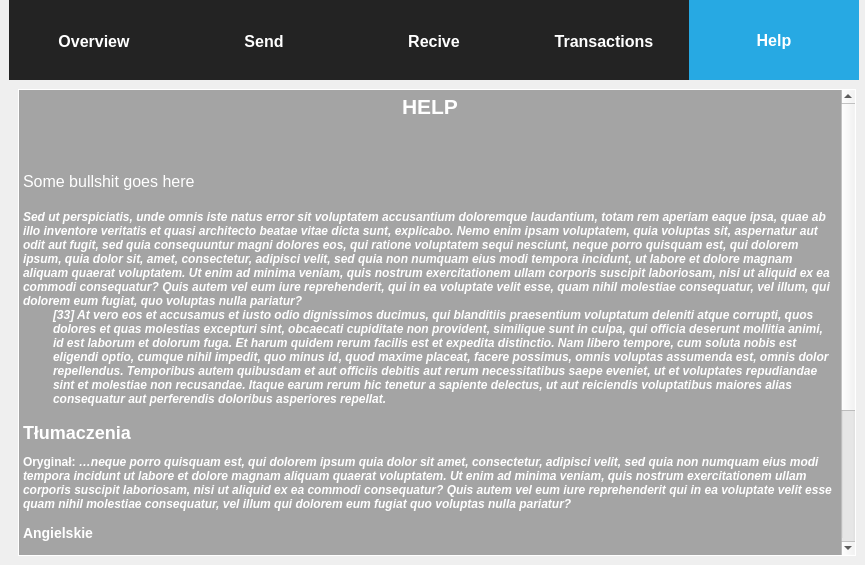
The window that forms/mainwindow.ui (kratek210/Blockchain-Client) describes before a commit, drawn with Qt 5.
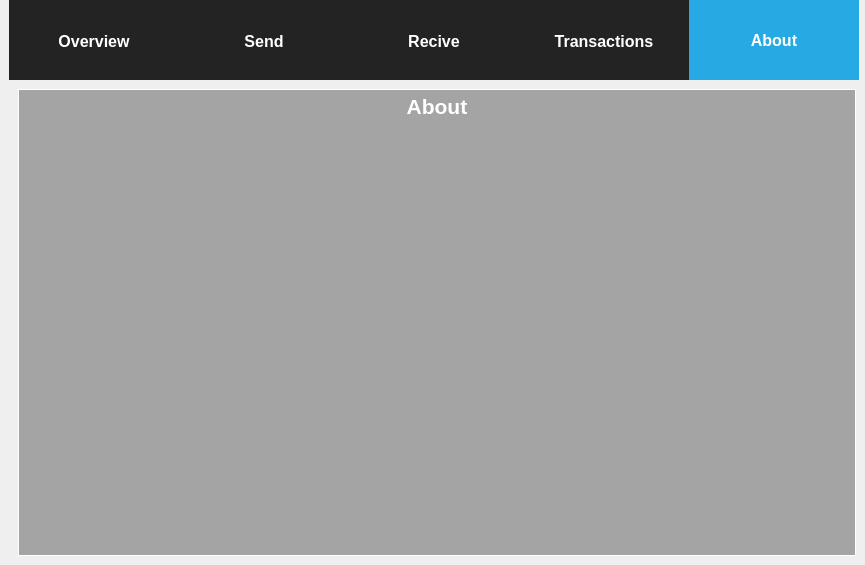
The same window after the commit. The open tabs and pages were chosen to show the change. Icons and pictures are not drawn.

The edit to the form file:
```diff
--- a/forms/mainwindow.ui
+++ b/forms/mainwindow.ui
@@ -836,7 +836,7 @@
          <normaloff>:/res/Question_mark.png</normaloff>:/res/Question_mark.png</iconset>
        </attribute>
        <attribute name="title">
-        <string>Help</string>
+        <string>About</string>
        </attribute>
        <layout class="QVBoxLayout" name="verticalLayout_13">
         <item>
@@ -861,20 +861,12 @@
 &lt;html&gt;&lt;head&gt;&lt;meta name=&quot;qrichtext&quot; content=&quot;1&quot; /&gt;&lt;style type=&quot;text/css&quot;&gt;
 p, li { white-space: pre-wrap; }
 &lt;/style&gt;&lt;/head&gt;&lt;body style=&quot; font-family:'MS Shell Dlg 2'; font-size:12px; font-weight:600; font-style:normal;&quot;&gt;
-&lt;p align=&quot;center&quot; style=&quot; margin-top:0px; margin-bottom:0px; margin-left:0px; margin-right:0px; -qt-block-indent:0; text-indent:0px;&quot;&gt;&lt;span style=&quot; font-size:16pt;&quot;&gt;HELP&lt;/span&gt;&lt;/p&gt;
-&lt;p align=&quot;center&quot; style=&quot;-qt-paragraph-type:empty; margin-top:0px; margin-bottom:0px; margin-left:0px; margin-right:0px; -qt-block-indent:0; text-indent:0px; font-size:16pt;&quot;&gt;&lt;br /&gt;&lt;/p&gt;
+&lt;p align=&quot;center&quot; style=&quot; margin-top:0px; margin-bottom:0px; margin-left:0px; margin-right:0px; -qt-block-indent:0; text-indent:0px;&quot;&gt;&lt;span style=&quot; font-size:16pt; color:#ffffff;&quot;&gt;About&lt;/span&gt;&lt;/p&gt;
+&lt;p align=&quot;center&quot; style=&quot;-qt-paragraph-type:empty; margin-top:0px; margin-bottom:0px; margin-left:0px; margin-right:0px; -qt-block-indent:0; text-indent:0px; font-size:16pt; color:#00007f;&quot;&gt;&lt;br /&gt;&lt;/p&gt;
 &lt;p align=&quot;center&quot; style=&quot; margin-top:0px; margin-bottom:0px; margin-left:0px; margin-right:0px; -qt-block-indent:0; text-indent:0px;&quot;&gt;&lt;img src=&quot;:/res/logoSmall.png&quot; /&gt;&lt;/p&gt;
-&lt;p align=&quot;center&quot; style=&quot;-qt-paragraph-type:empty; margin-top:0px; margin-bottom:0px; margin-left:0px; margin-right:0px; -qt-block-indent:0; text-indent:0px;&quot;&gt;&lt;br /&gt;&lt;/p&gt;
-&lt;p style=&quot; margin-top:0px; margin-bottom:0px; margin-left:0px; margin-right:0px; -qt-block-indent:0; text-indent:0px;&quot;&gt;&lt;span style=&quot; font-size:12pt; font-weight:400;&quot;&gt;Some bullshit goes here &lt;/span&gt;&lt;/p&gt;
-&lt;p style=&quot;-qt-paragraph-type:empty; margin-top:0px; margin-bottom:0px; margin-left:0px; margin-right:0px; -qt-block-indent:0; text-indent:0px; font-size:12pt; font-weight:400;&quot;&gt;&lt;br /&gt;&lt;/p&gt;
-&lt;p style=&quot; margin-top:0px; margin-bottom:0px; margin-left:0px; margin-right:0px; -qt-block-indent:0; text-indent:0px;&quot;&gt;&lt;span style=&quot; font-size:12px; font-style:italic;&quot;&gt;Sed ut perspiciatis, unde omnis iste natus error sit voluptatem accusantium doloremque laudantium, totam rem aperiam eaque ipsa, quae ab illo inventore veritatis et quasi architecto beatae vitae dicta sunt, explicabo. Nemo enim ipsam voluptatem, quia voluptas sit, aspernatur aut odit aut fugit, sed quia consequuntur magni dolores eos, qui ratione voluptatem sequi nesciunt, neque porro quisquam est, qui dolorem ipsum, quia dolor sit, amet, consectetur, adipisci velit, sed quia non numquam eius modi tempora incidunt, ut labore et dolore magnam aliquam quaerat voluptatem. Ut enim ad minima veniam, quis nostrum exercitationem ullam corporis suscipit laboriosam, nisi ut aliquid ex ea commodi consequatur? Quis autem vel eum iure reprehenderit, qui in ea voluptate velit esse, quam nihil molestiae consequatur, vel illum, qui dolorem eum fugiat, quo voluptas nulla pariatur?&lt;/span&gt;&lt;/p&gt;
-&lt;p style=&quot; margin-top:0px; margin-bottom:8px; margin-left:30px; margin-right:0px; -qt-block-indent:0; text-indent:0px;&quot;&gt;&lt;span style=&quot; font-size:12px; font-style:italic;&quot;&gt;[33] At vero eos et accusamus et iusto odio dignissimos ducimus, qui blanditiis praesentium voluptatum deleniti atque corrupti, quos dolores et quas molestias excepturi sint, obcaecati cupiditate non provident, similique sunt in culpa, qui officia deserunt mollitia animi, id est laborum et dolorum fuga. Et harum quidem rerum facilis est et expedita distinctio. Nam libero tempore, cum soluta nobis est eligendi optio, cumque nihil impedit, quo minus id, quod maxime placeat, facere possimus, omnis voluptas assumenda est, omnis dolor repellendus. Temporibus autem quibusdam et aut officiis debitis aut rerum necessitatibus saepe eveniet, ut et voluptates repudiandae sint et molestiae non recusandae. Itaque earum rerum hic tenetur a sapiente delectus, ut aut reiciendis voluptatibus maiores alias consequatur aut perferendis doloribus asperiores repellat.&lt;/span&gt;&lt;/p&gt;
-&lt;p style=&quot; margin-top:16px; margin-bottom:12px; margin-left:0px; margin-right:0px; -qt-block-indent:0; text-indent:0px;&quot;&gt;&lt;a name=&quot;T.C5.82umaczenia&quot;&gt;&lt;/a&gt;&lt;span style=&quot; font-size:x-large;&quot;&gt;T&lt;/span&gt;&lt;span style=&quot; font-size:x-large;&quot;&gt;łumaczenia&lt;/span&gt;&lt;/p&gt;
-&lt;p style=&quot; margin-top:12px; margin-bottom:12px; margin-left:0px; margin-right:0px; -qt-block-indent:0; text-indent:0px;&quot;&gt;&lt;span style=&quot; font-size:12px;&quot;&gt;Oryginał: &lt;/span&gt;&lt;span style=&quot; font-size:12px; font-style:italic;&quot;&gt;…neque porro quisquam est, qui dolorem ipsum quia dolor sit amet, consectetur, adipisci velit, sed quia non numquam eius modi tempora incidunt ut labore et dolore magnam aliquam quaerat voluptatem. Ut enim ad minima veniam, quis nostrum exercitationem ullam corporis suscipit laboriosam, nisi ut aliquid ex ea commodi consequatur? Quis autem vel eum iure reprehenderit qui in ea voluptate velit esse quam nihil molestiae consequatur, vel illum qui dolorem eum fugiat quo voluptas nulla pariatur?&lt;/span&gt;&lt;/p&gt;
-&lt;p style=&quot; margin-top:14px; margin-bottom:12px; margin-left:0px; margin-right:0px; -qt-block-indent:0; text-indent:0px;&quot;&gt;&lt;a name=&quot;Angielskie&quot;&gt;&lt;/a&gt;&lt;span style=&quot; font-size:large;&quot;&gt;A&lt;/span&gt;&lt;span style=&quot; font-size:large;&quot;&gt;ngielskie&lt;/span&gt;&lt;/p&gt;
-&lt;p style=&quot; margin-top:12px; margin-bottom:12px; margin-left:0px; margin-right:0px; -qt-block-indent:0; text-indent:0px;&quot;&gt;&lt;span style=&quot; font-size:12px;&quot;&gt;Tłumaczenie H. Rackhama z 1914 roku: &lt;/span&gt;&lt;span style=&quot; font-size:12px; font-style:italic;&quot;&gt;Nor again is there anyone who loves or pursues or desires to obtain pain of itself, because it is pain, but because occasionally circumstances occur in which toil and pain can procure him some great pleasure. To take a trivial example, which of us ever undertakes laborious physical exercise, except to obtain some advantage from it? But who has any right to find fault with a man who chooses to enjoy a pleasure that has no annoying consequences, or one who avoids a pain that produces no resultant pleasure?&lt;/span&gt;&lt;/p&gt;
-&lt;p style=&quot; margin-top:14px; margin-bottom:12px; margin-left:0px; margin-right:0px; -qt-block-indent:0; text-indent:0px;&quot;&gt;&lt;a name=&quot;Polskie&quot;&gt;&lt;/a&gt;&lt;span style=&quot; font-size:large;&quot;&gt;P&lt;/span&gt;&lt;span style=&quot; font-size:large;&quot;&gt;olskie&lt;/span&gt;&lt;/p&gt;
-&lt;p style=&quot; margin-top:0px; margin-bottom:0px; margin-left:0px; margin-right:0px; -qt-block-indent:0; text-indent:0px;&quot;&gt;&lt;span style=&quot; font-size:12px;&quot;&gt;„Nie ma zatem takiego człowieka, który kocha cierpienie samo w sobie, kto by do niego dążył lub chciał go doświadczyć tylko dlatego, że jest to cierpienie, a dlatego, że czasami zdarzają się takie okoliczności, w których to cierpienie może doprowadzić go do jakiejś wielkiej przyjemności. Dając przykład banalny: któż z nas kiedyś nie podejmował się trudnego wysiłku fizycznego, mając na względzie uzyskanie z tego korzyści? Kto ma jakiekolwiek prawo obwiniać człowieka, który wybiera przyjemność nie wiążącą się z przykrymi konsekwencjami, albo tego, kto unika takiego cierpienia, które nie prowadzi do przyjemności?” (Dalej: „jednocześnie potępiamy ze słusznym oburzeniem i czujemy niechęć do ludzi, którzy są tak owładnięci urokami nietrwałej przyjemności, tak zaślepieni jej pragnieniem, że nie dostrzegają, iż następstwem ich postępowania będą z pewnością cierpienie i trudności.”)&lt;/span&gt;&lt;/p&gt;&lt;/body&gt;&lt;/html&gt;</string>
+&lt;p align=&quot;center&quot; style=&quot;-qt-paragraph-type:empty; margin-top:0px; margin-bottom:0px; margin-left:0px; margin-right:0px; -qt-block-indent:0; text-indent:0px; color:#00007f;&quot;&gt;&lt;br /&gt;&lt;/p&gt;
+&lt;p style=&quot;-qt-paragraph-type:empty; margin-top:0px; margin-bottom:0px; margin-left:0px; margin-right:0px; -qt-block-indent:0; text-indent:0px;&quot;&gt;&lt;br /&gt;&lt;/p&gt;
+&lt;p style=&quot;-qt-paragraph-type:empty; margin-top:0px; margin-bottom:0px; margin-left:0px; margin-right:0px; -qt-block-indent:0; text-indent:0px; color:#00007f;&quot;&gt;&lt;br /&gt;&lt;/p&gt;&lt;/body&gt;&lt;/html&gt;</string>
           </property>
          </widget>
         </item>
```
Left out of the diff: 2 changed lines with no effect on the pictures.
